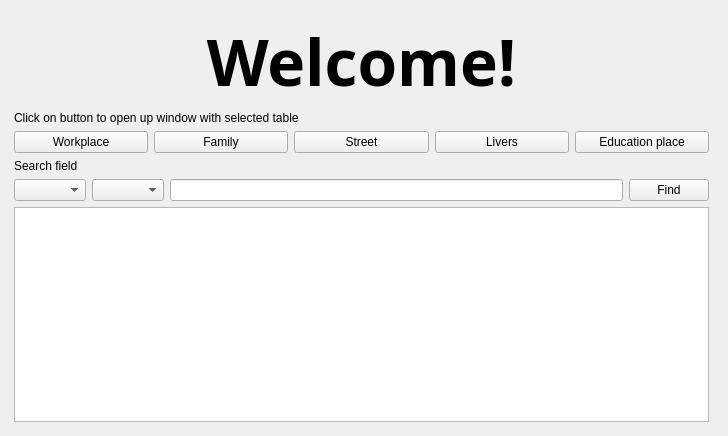
The window that MySQL/mainwindow.ui (maximillian2/HomeGit) describes before a commit, drawn with Qt 5.
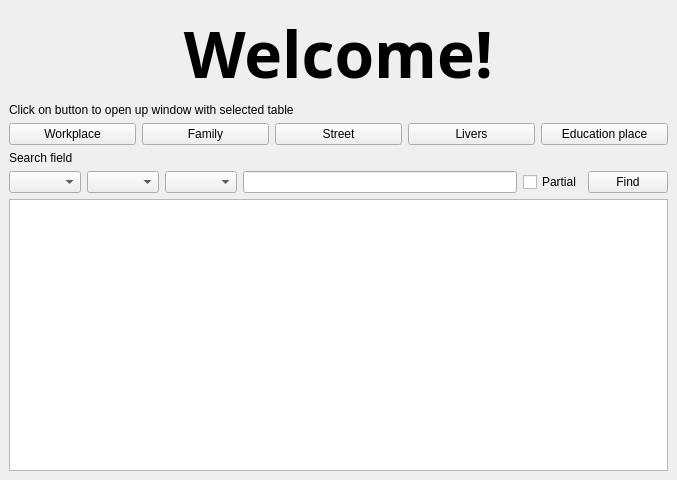
The same window after the commit.

The edit to the form file:
```diff
--- a/MySQL/mainwindow.ui
+++ b/MySQL/mainwindow.ui
@@ -6,8 +6,8 @@
    <rect>
     <x>0</x>
     <y>0</y>
-    <width>728</width>
-    <height>436</height>
+    <width>677</width>
+    <height>480</height>
    </rect>
   </property>
   <property name="sizePolicy">
@@ -18,29 +18,16 @@
   </property>
   <property name="minimumSize">
    <size>
-    <width>728</width>
-    <height>436</height>
-   </size>
-  </property>
-  <property name="maximumSize">
-   <size>
-    <width>728</width>
-    <height>436</height>
+    <width>677</width>
+    <height>480</height>
    </size>
   </property>
   <property name="windowTitle">
    <string>MainWindow</string>
   </property>
   <widget class="QWidget" name="centralwidget">
-   <widget class="QWidget" name="layoutWidget">
-    <property name="geometry">
-     <rect>
-      <x>14</x>
-      <y>17</y>
-      <width>695</width>
-      <height>405</height>
-     </rect>
-    </property>
+   <layout class="QVBoxLayout" name="verticalLayout_9">
+    <item>
     <layout class="QVBoxLayout" name="verticalLayout_8">
      <item>
       <layout class="QVBoxLayout" name="verticalLayout">
@@ -92,6 +79,12 @@
            <property name="text">
             <string>Workplace</string>
            </property>
+            <property name="checkable">
+             <bool>false</bool>
+            </property>
+            <property name="autoRepeat">
+             <bool>false</bool>
+            </property>
            <property name="autoDefault">
             <bool>false</bool>
            </property>
@@ -106,6 +99,9 @@
            <property name="text">
             <string>Family</string>
            </property>
+            <property name="checkable">
+             <bool>false</bool>
+            </property>
            <property name="autoDefault">
             <bool>false</bool>
            </property>
@@ -123,6 +119,9 @@
            <property name="text">
             <string>Street</string>
            </property>
+            <property name="checkable">
+             <bool>false</bool>
+            </property>
            <property name="autoDefault">
             <bool>false</bool>
            </property>
@@ -143,6 +142,9 @@
            <property name="text">
             <string>Livers</string>
            </property>
+            <property name="checkable">
+             <bool>false</bool>
+            </property>
            <property name="autoDefault">
             <bool>false</bool>
            </property>
@@ -160,6 +162,9 @@
            <property name="text">
             <string>Education place</string>
            </property>
+            <property name="checkable">
+             <bool>false</bool>
+            </property>
            <property name="autoDefault">
             <bool>false</bool>
            </property>
@@ -181,6 +186,8 @@
          </property>
         </widget>
        </item>
+       </layout>
+      </item>
        <item>
         <layout class="QHBoxLayout" name="horizontalLayout_2">
          <item>
@@ -190,16 +197,47 @@
           <widget class="QComboBox" name="column_comboBox"/>
          </item>
          <item>
-          <widget class="QLineEdit" name="lineEdit"/>
+         <widget class="QComboBox" name="find_number_comboBox">
+          <property name="enabled">
+           <bool>true</bool>
+          </property>
+          <property name="editable">
+           <bool>false</bool>
+          </property>
+         </widget>
+        </item>
+        <item>
+         <widget class="QLineEdit" name="lineEdit">
+          <property name="enabled">
+           <bool>true</bool>
+          </property>
+          <property name="frame">
+           <bool>true</bool>
+          </property>
+          <property name="readOnly">
+           <bool>false</bool>
+          </property>
+         </widget>
+        </item>
+        <item>
+         <widget class="QCheckBox" name="checkBox">
+          <property name="text">
+           <string>Partial</string>
+          </property>
+         </widget>
          </item>
          <item>
           <widget class="QPushButton" name="pushButton_6">
+          <property name="toolTip">
+           <string>Press me!</string>
+          </property>
            <property name="text">
             <string>Find</string>
            </property>
-          </widget>
-         </item>
-        </layout>
+          <property name="checkable">
+           <bool>false</bool>
+          </property>
+         </widget>
        </item>
       </layout>
      </item>
@@ -208,12 +246,43 @@
        <property name="autoFillBackground">
         <bool>true</bool>
        </property>
+        <property name="editTriggers">
+         <set>QAbstractItemView::AnyKeyPressed|QAbstractItemView::DoubleClicked|QAbstractItemView::EditKeyPressed|QAbstractItemView::SelectedClicked</set>
+        </property>
+        <property name="showGrid">
+         <bool>true</bool>
+        </property>
+        <property name="gridStyle">
+         <enum>Qt::SolidLine</enum>
+        </property>
+        <property name="sortingEnabled">
+         <bool>false</bool>
+        </property>
+        <attribute name="horizontalHeaderVisible">
+         <bool>true</bool>
+        </attribute>
+        <attribute name="verticalHeaderVisible">
+         <bool>false</bool>
+        </attribute>
       </widget>
      </item>
     </layout>
-   </widget>
-  </widget>
- </widget>
+    </item>
+   </layout>
+  </widget>
+ </widget>
+ <tabstops>
+  <tabstop>lineEdit</tabstop>
+  <tabstop>pushButton_6</tabstop>
+  <tabstop>pushButton_5</tabstop>
+  <tabstop>table_comboBox</tabstop>
+  <tabstop>column_comboBox</tabstop>
+  <tabstop>pushButton</tabstop>
+  <tabstop>pushButton_2</tabstop>
+  <tabstop>pushButton_3</tabstop>
+  <tabstop>tableView</tabstop>
+  <tabstop>pushButton_4</tabstop>
+ </tabstops>
  <resources/>
  <connections/>
 </ui>
```
Lines whose indentation alone changed are shown as unchanged.
